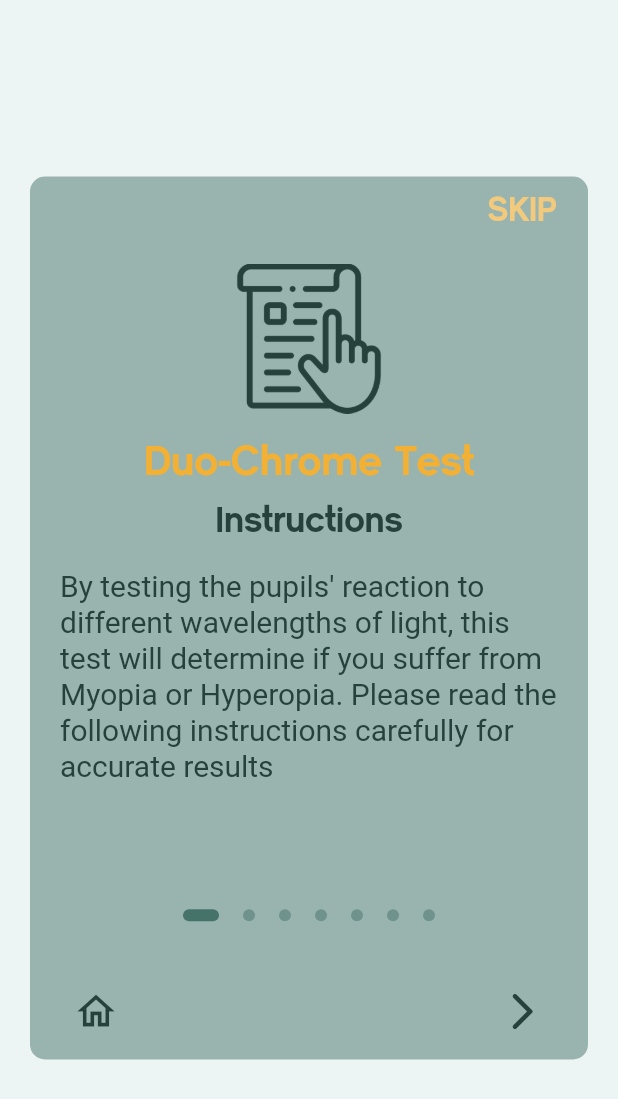
After one commit to ihassanjavaid/Eye-Diagnostic-System, a Flutter app: the DuoChromeInstructionsScreen screen opened by its route, on a phone screen of 412 x 824 dp. The commit adds this screen. Shown: the top 1099 px of the screen. Run offline on Flutter 3.47's test engine with Material 2 defaults, Android fonts, the phone set to English and light mode, and no system bars; our stand-ins replace auto_size_text, avatar_glow, bubble, cached_network_image, camera, cloud_firestore and 27 more; missing offline and left inert: flare_splash_screen, flutter_dialogflow; accounts and stored records are empty; project files that could hold a hidden picture were left out.

Commit message:
duochrome_instructions

```diff
--- a/lib/default_route.dart
+++ b/lib/default_route.dart
@@ -15,6 +15,7 @@ import 'package:eye_diagnostic_system/screens/on_boarding_screen.dart';
 import 'package:eye_diagnostic_system/screens/registration_screen.dart';
 import 'package:eye_diagnostic_system/screens/reminder_screens/reminder_main_screen.dart';
 import 'package:eye_diagnostic_system/screens/sign_out_screen.dart';
+import 'package:eye_diagnostic_system/screens/vision_testing_screens/duochrome_instructions_screen.dart';
 import 'package:eye_diagnostic_system/screens/vision_testing_screens/vision_testing_main.dart';
 import 'package:eye_diagnostic_system/services/auto_login_service.dart';
 import 'package:eye_diagnostic_system/splash.dart';
@@ -62,7 +63,8 @@ class DefaultEyeSeeRoute{
     //   //ErrorScreen.id: (context) => ErrorScreen(),
     //FetchingResultsScreen.id: (context) => FetchingResultsScreen(),
     ImagePickerScreen.id: (context) => ImagePickerScreen(),
-    MapBoxMainScreen.id: (context) => MapBoxMainScreen()
+    MapBoxMainScreen.id: (context) => MapBoxMainScreen(),
+    DuoChromeInstructionsScreen.id: (context) => DuoChromeInstructionsScreen(),
     };
 
   static Map<String, WidgetBuilder> get DEFAULT_ROUTE => _defaultRoute;
--- /dev/null
+++ b/lib/screens/vision_testing_screens/duochrome_instructions_screen.dart
@@ -0,0 +1,342 @@
+import 'package:eye_diagnostic_system/screens/login_screen.dart';
+import 'package:eye_diagnostic_system/screens/vision_testing_screens/vision_testing_main.dart';
+import 'package:eye_diagnostic_system/utilities/constants.dart';
+import 'package:flutter/cupertino.dart';
+import 'package:flutter/material.dart';
+import 'package:flutter/rendering.dart';
+import 'package:flutter/services.dart';
+
+class DuoChromeInstructionsScreen extends StatefulWidget {
+  static const String id = 'duochrome_instructions_screen';
+
+  @override
+  _DuoChromeInstructionsScreen createState() => _DuoChromeInstructionsScreen();
+}
+
+class _DuoChromeInstructionsScreen extends State<DuoChromeInstructionsScreen> {
+  final int _numPages = 7;
+  final PageController _pageController = PageController(initialPage: 0);
+  int _currentPage = 0;
+
+  List<Widget> _buildPageIndicator() {
+    List<Widget> list = [];
+    for (int i = 0; i < _numPages; i++) {
+      list.add(i == _currentPage ? _indicator(true) : _indicator(false));
+    }
+    return list;
+  }
+
+  Widget _indicator(bool isActive) {
+    return AnimatedContainer(
+      duration: Duration(milliseconds: 200),
+      margin: EdgeInsets.symmetric(horizontal: 8.0),
+      height: 8.0,
+      width: isActive ? 24.0 : 8.0,
+      decoration: BoxDecoration(
+        color: isActive ? kTealColor : kTealColor.withOpacity(0.5),
+        borderRadius: BorderRadius.all(Radius.circular(12)),
+      ),
+    );
+  }
+
+  @override
+  Widget build(BuildContext context) {
+    return Scaffold(
+      body: AnnotatedRegion<SystemUiOverlayStyle>(
+        value: SystemUiOverlayStyle.light,
+        child: Padding(
+          padding: const EdgeInsets.all(20.0),
+          child: Center(
+            child: Container(
+              height: MediaQuery.of(context).size.height / 1.4,
+              width: 400,
+              decoration: BoxDecoration(
+                  borderRadius: BorderRadius.all(Radius.circular(10)),
+                  color: kTealColor.withOpacity(0.5)),
+              child: Column(
+                children: <Widget>[
+                  Row(
+                    mainAxisAlignment: MainAxisAlignment.end,
+                    children: [
+                      Container(
+                        child: FlatButton(
+                          onPressed: () {
+                            //TODO: push to duochrometest
+                          },
+                          child: Text(
+                            'SKIP',
+                            style: kBottomNavBarTextStyle.copyWith(
+                                color: kLightAmberColor),
+                          ),
+                        ),
+                      )
+                    ],
+                  ),
+                  SizedBox(
+                    height: 10,
+                  ),
+                  // Expanded(
+                  //   child: Container(),
+                  // ),
+                  Container(
+                    height: MediaQuery.of(context).size.height / 2.1,
+                    child: PageView(
+                      physics: ClampingScrollPhysics(),
+                      controller: _pageController,
+                      onPageChanged: (int page) {
+                        setState(() {
+                          _currentPage = page;
+                        });
+                      },
+                      children: <Widget>[
+                        buildPageViewBlock(
+                            'Duo-Chrome Test',
+                            'Instructions',
+                            'By testing the pupils\' reaction to different wavelengths of light, this test will determine if you suffer from Myopia or Hyperopia. Please read the following instructions carefully for accurate results',
+                            'assets/images/vision_testing/instructions_icons/instructions.png'),
+                        buildPageViewBlock(
+                            'Step 1,',
+                            ' Dilate Pupils',
+                            'Step away from light sources in your vicinity. Turn off all lights and close the curtains. Stay in a dark room for 3-5 minutes to dilate your pupils for optimum accuracy',
+                            'assets/images/vision_testing/instructions_icons/earth-hour.png'),
+                        buildPageViewBlock(
+                            'Step 2.',
+                            'Eye Wear',
+                            'If you wear any form of corrective eye wear such as contact lenses or glasses, keep them in place for the duration of this test',
+                            'assets/images/vision_testing/main_icons/eyeglasses.png'),
+                        buildPageViewBlock(
+                            'Step 3.',
+                            'Phone Distance',
+                            'In order to simulate this test with your smartphone, please hold the phone at a distance of 1 foot (arm\'s length) away from your face, level with your eyes',
+                            'assets/images/vision_testing/instructions_icons/distance.png'),
+                        buildPageViewBlock(
+                            'Step 4.',
+                            'Cover Left Eye',
+                            'This test must be iterated twice. First with the right eye covered. Place your free hand to cover your right eye completely. Go through the test with this eye covered.',
+                            'assets/images/vision_testing/instructions_icons/right-eye.png'),
+                        buildPageViewBlock(
+                            'Step 5.',
+                            'Cover Right Eye',
+                            'After having gone through the test with your left eye covered, now repeat the test again with your right eye covered.',
+                            'assets/images/vision_testing/instructions_icons/left-eye.png'),
+                        buildPageViewBlock(
+                            'Step 6.',
+                            'Take the Test',
+                            'During this test you will see two blocks of two different colours and patterns within them. Tap on the box that appears clearer to you. If they both appear the same, tap on the arrow',
+                            'assets/images/vision_testing/instructions_icons/icons8-smooth-background-color-100.png'),
+                      ],
+                    ),
+                  ),
+                  SizedBox(
+                    height: 10.0,
+                  ),
+                  Expanded(
+                    child: Container(
+                      child: Row(
+                        mainAxisAlignment: MainAxisAlignment.center,
+                        children: _buildPageIndicator(),
+                      ),
+                    ),
+                  ),
+                  // SizedBox(
+                  //   height: MediaQuery.of(context).size.height * 0.15,
+                  // ),
+                  Expanded(
+                    child: Row(
+                      mainAxisAlignment: MainAxisAlignment.spaceBetween,
+                      children: <Widget>[
+                        FlatButton(
+                            onPressed: () {
+                              _currentPage != 0
+                                  ? _pageController.previousPage(
+                                      duration: Duration(milliseconds: 500),
+                                      curve: Curves.ease)
+                                  : Navigator.popAndPushNamed(
+                                  context, VisionTestingMain.id);
+                            },
+                            child: Icon(
+                              _currentPage != 0
+                              ?  Icons.arrow_back_ios_rounded
+                              : Icons.home_outlined,
+                              size: 30,
+                              color: kDarkTealColor,
+                            )),
+                        Text(
+                            _currentPage != _numPages - 1
+                                ? ''
+                                : 'Start Test',
+                            style: kBottomNavBarTextStyle.copyWith(color: kDarkTealColor)),
+                        FlatButton(
+                            onPressed: () {
+                              _currentPage != _numPages - 1
+                                  ? _pageController.nextPage(
+                                      duration: Duration(milliseconds: 500),
+                                      curve: Curves.ease)
+                                  : Navigator.popAndPushNamed(
+                                      context, LoginScreen.id);
+                            },
+                            child: Icon(
+                              _currentPage != _numPages-1
+                              ? Icons.arrow_forward_ios_rounded
+                              : Icons.check,
+                              size: 30,
+                              color: kDarkTealColor
+                            ))
+                      ],
+                    ),
+                  )
+                ],
+              ),
+            ),
+            // child: Container(
+            //   height: MediaQuery.of(context).size.height/2,
+            //   color: Colors.deepOrange,
+            //   child: Padding(
+            //     padding: const EdgeInsets.only(top: 10.0),
+            //     child: Column(
+            //       crossAxisAlignment: CrossAxisAlignment.stretch,
+            //       children: <Widget>[
+            //         Container(
+            //           alignment: Alignment.centerRight,
+            //           child: FlatButton(
+            //             onPressed: () {
+            //               //TODO: push to testing screen
+            //             },
+            //             child: Text('Skip', style: kBottomNavBarTextStyle),
+            //           ),
+            //         ),
+            //         Expanded(
+            //           child: Container(),
+            //         ),
+            //         Container(
+            //           height: 300.0,
+            //           child: PageView(
+            //             physics: ClampingScrollPhysics(),
+            //             controller: _pageController,
+            //             onPageChanged: (int page) {
+            //               setState(() {
+            //                 _currentPage = page;
+            //               });
+            //             },
+            //             children: <Widget>[
+            //               buildPageViewBlock(
+            //                   'Your\tOne-Stop\nEye\tCare\tSolution',
+            //                   'Disease, Infection & Disorder Diagnosis coupled with fundus analysis, alongside services like medicine reminders and community.',
+            //                   'assets/images/on_boarding/onBoarding1.png'),
+            //               buildPageViewBlock(
+            //                   'Artificially\nIntelligent\tPrognostics',
+            //                   'Employing the finest Machine Learning and Artifical Intelligence techniques for accurate and reliable diagnosis.',
+            //                   'assets/images/on_boarding/onBoarding2.png'),
+            //               buildPageViewBlock(
+            //                   'Eye\tCare\nIn\tYour\tHands',
+            //                   'A doctor in your hands, and at your home, costing nothing but a few taps on the screen.',
+            //                   'assets/images/on_boarding/onBoarding3.png'),
+            //             ],
+            //           ),
+            //         ),
+            //         Row(
+            //           mainAxisAlignment: MainAxisAlignment.center,
+            //           children: _buildPageIndicator(),
+            //         ),
+            //         SizedBox(
+            //           height: MediaQuery.of(context).size.height * 0.15,
+            //         ),
+            //         Expanded(
+            //             child: Align(
+            //               alignment: FractionalOffset.bottomRight,
+            //               child: FlatButton(
+            //                 onPressed: () {
+            //                   _currentPage != _numPages - 1
+            //                       ? _pageController.nextPage(
+            //                       duration: Duration(milliseconds: 500),
+            //                       curve: Curves.ease)
+            //                       : Navigator.popAndPushNamed(context, LoginScreen.id);
+            //                 },
+            //                 child: Padding(
+            //                   padding: const EdgeInsets.only(bottom: 10.0),
+            //                   child: Row(
+            //                     mainAxisAlignment: MainAxisAlignment.center,
+            //                     mainAxisSize: MainAxisSize.min,
+            //                     children: [
+            //                       Padding(
+            //                         padding: const EdgeInsets.only(top: 5.0),
+            //                         child: Text(
+            //                             _currentPage != _numPages - 1
+            //                                 ? 'Next'
+            //                                 : 'Get Started',
+            //                             style: kBottomNavBarTextStyle),
+            //                       ),
+            //                       SizedBox(
+            //                         width: 10.0,
+            //                       ),
+            //                       Icon(
+            //                         Icons.arrow_forward_ios,
+            //                         color: kTealColor,
+            //                         size: 30.0,
+            //                       )
+            //                     ],
+            //                   ),
+            //                 ),
+            //               ),
+            //             )),
+            //       ],
+            //     ),
+            //   ),
+            // ),
+          ),
+        ),
+      ),
+    );
+  }
+
+  Widget buildPageViewBlock(String StepText, String mainText, String subText, String image) {
+    return Padding(
+      padding: EdgeInsets.only(left: 20, right: 20, bottom: 5),
+      child: Column(
+        crossAxisAlignment: CrossAxisAlignment.center,
+        children: [
+          Container(
+            alignment: Alignment.center,
+            height: 100,
+            child: FittedBox(
+              child: Image(
+                image: AssetImage(image),
+                color: kDarkTealColor,
+              ),
+              fit: BoxFit.contain,
+            ),
+          ),
+          SizedBox(
+            height: 10,
+          ),
+          // Center(
+          //   child: Container(
+          //     height: 2.0,
+          //     width: 300.0,
+          //     color: kAmberColor,
+          //   ),
+          // ),
+
+          Text(
+            StepText,
+            style: kOnBoardingTitleStyle.copyWith(
+                fontSize: 28, color: kAmberColor),
+          ),
+          Text(
+            mainText,
+            style: kOnBoardingTitleStyle.copyWith(
+                fontSize: 24, color: kDarkTealColor),
+          ),
+          SizedBox(
+            height: 15.0,
+          ),
+          Text(
+            subText,
+            style: kOnBoardingSubtitleStyle.copyWith(
+                fontSize: 20, color: kDarkTealColor),
+          ),
+        ],
+      ),
+    );
+  }
+}
--- a/lib/screens/vision_testing_screens/vision_testing_main.dart
+++ b/lib/screens/vision_testing_screens/vision_testing_main.dart
@@ -1,6 +1,7 @@
 import 'dart:async';
 
 import 'package:auto_size_text/auto_size_text.dart';
+import 'package:eye_diagnostic_system/screens/vision_testing_screens/duochrome_instructions_screen.dart';
 import 'package:eye_diagnostic_system/utilities/constants.dart';
 import 'package:eye_diagnostic_system/widgets/alert_widget.dart';
 import 'package:flutter/cupertino.dart';
@@ -236,6 +237,10 @@ class _VisionTestingMainState extends State<VisionTestingMain> {
                           borderRadius: BorderRadius.all(Radius.circular(20)),
                           color: kTealColor.withOpacity(0.8)
                       ),
+                      child: GestureDetector(
+                        onTap: () {
+                          Navigator.pushNamed(context, DuoChromeInstructionsScreen.id);
+                        },
                         child: Row(
                           mainAxisAlignment: MainAxisAlignment.center,
                           children: [
@@ -250,7 +255,9 @@ class _VisionTestingMainState extends State<VisionTestingMain> {
                                 child: Column(
                                   children: [
                                     GestureDetector(
-                                    onTap: () {},
+                                      onTap: () {
+                                        Navigator.pushNamed(context, DuoChromeInstructionsScreen.id);
+                                      },
                                       child: Image(
                                         image: AssetImage('assets/images/vision_testing/main_icons/ophtalmology.png'),
                                         height: 80,
@@ -297,6 +304,7 @@ class _VisionTestingMainState extends State<VisionTestingMain> {
                               // ),
                             )
                           ],
+                        ),
                       ),
                     ),
                     SizedBox(
@@ -497,8 +505,8 @@ class _VisionTestingMainState extends State<VisionTestingMain> {
                   return;
                 },
                 child: Icon(
-                  FontAwesomeIcons.infoCircle,
-                  color: kDarkTealColor,
+                  Icons.info_rounded,
+                  color: kAmberColor.withOpacity(0.8),
                 ),
               ),
             )
--- a/pubspec.yaml
+++ b/pubspec.yaml
@@ -90,6 +90,8 @@ flutter:
     - assets/animations/eyeseesplash.flr
     - assets/json/hospitals/hospitals-v1-json.json
     - assets/images/vision_testing/main_icons/
+    - assets/images/vision_testing/duo-chrome tests/
+    - assets/images/vision_testing/instructions_icons/
 
   # fonts:
   #   - family: Schyler
```
Also changed, not shown: assets/images/vision_testing/duo-chrome tests/green01.png (added), assets/images/vision_testing/duo-chrome tests/green02.png (added), assets/images/vision_testing/duo-chrome tests/orange01.png (added), assets/images/vision_testing/duo-chrome tests/orange02.png (added), assets/images/vision_testing/duo-chrome tests/red01.png (added), assets/images/vision_testing/duo-chrome tests/red02.png (added), assets/images/vision_testing/duo-chrome tests/yellow01.png (added), assets/images/vision_testing/duo-chrome tests/yellow02.png (added), assets/images/vision_testing/instructions_icons/distance.png (added), assets/images/vision_testing/instructions_icons/earth-hour.png (added), assets/images/vision_testing/instructions_icons/icons8-smooth-background-color-100.png (added), assets/images/vision_testing/instructions_icons/instructions.png (added), assets/images/vision_testing/instructions_icons/left-eye.png (added), assets/images/vision_testing/instructions_icons/right-eye.png (added). Lines whose indentation alone changed are shown as unchanged.
